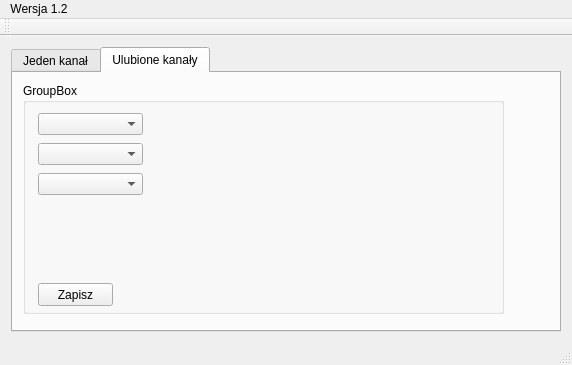
The window that mainwindow.ui (lukaszres/QProgramTV) describes before a commit, drawn with Qt 5.
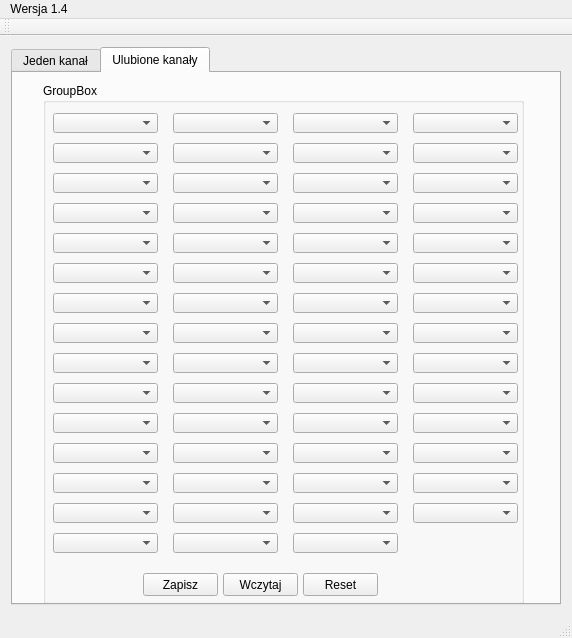
The same window after the commit. The open tabs and pages were chosen to show the change. Icons and pictures are not drawn.

The edit to the form file:
```diff
--- a/mainwindow.ui
+++ b/mainwindow.ui
@@ -7,7 +7,7 @@
     <x>0</x>
     <y>0</y>
     <width>572</width>
-    <height>365</height>
+    <height>638</height>
    </rect>
   </property>
   <property name="windowTitle">
@@ -171,10 +171,10 @@
        <widget class="QGroupBox" name="groupBox_2">
         <property name="geometry">
          <rect>
-          <x>10</x>
+          <x>30</x>
           <y>10</y>
           <width>481</width>
-          <height>231</height>
+          <height>521</height>
          </rect>
         </property>
         <property name="title">
@@ -183,38 +183,38 @@
         <widget class="QComboBox" name="comboBox_3">
          <property name="geometry">
           <rect>
-           <x>15</x>
+           <x>10</x>
            <y>30</y>
            <width>105</width>
-           <height>22</height>
+           <height>20</height>
           </rect>
          </property>
         </widget>
         <widget class="QComboBox" name="comboBox_4">
          <property name="geometry">
           <rect>
-           <x>15</x>
-           <y>60</y>
+           <x>130</x>
+           <y>30</y>
            <width>105</width>
-           <height>22</height>
+           <height>20</height>
           </rect>
          </property>
         </widget>
         <widget class="QComboBox" name="comboBox_5">
          <property name="geometry">
           <rect>
-           <x>15</x>
-           <y>90</y>
+           <x>250</x>
+           <y>30</y>
            <width>105</width>
-           <height>22</height>
+           <height>20</height>
           </rect>
          </property>
         </widget>
         <widget class="QPushButton" name="pushButtonSave">
          <property name="geometry">
           <rect>
-           <x>15</x>
-           <y>200</y>
+           <x>100</x>
+           <y>490</y>
            <width>75</width>
            <height>23</height>
           </rect>
@@ -223,6 +223,592 @@
           <string>Zapisz</string>
          </property>
         </widget>
+        <widget class="QComboBox" name="comboBox_6">
+         <property name="geometry">
+          <rect>
+           <x>370</x>
+           <y>30</y>
+           <width>105</width>
+           <height>20</height>
+          </rect>
+         </property>
+        </widget>
+        <widget class="QComboBox" name="comboBox_7">
+         <property name="geometry">
+          <rect>
+           <x>10</x>
+           <y>60</y>
+           <width>105</width>
+           <height>20</height>
+          </rect>
+         </property>
+        </widget>
+        <widget class="QComboBox" name="comboBox_8">
+         <property name="geometry">
+          <rect>
+           <x>130</x>
+           <y>60</y>
+           <width>105</width>
+           <height>20</height>
+          </rect>
+         </property>
+        </widget>
+        <widget class="QComboBox" name="comboBox_9">
+         <property name="geometry">
+          <rect>
+           <x>250</x>
+           <y>60</y>
+           <width>105</width>
+           <height>20</height>
+          </rect>
+         </property>
+        </widget>
+        <widget class="QComboBox" name="comboBox_10">
+         <property name="geometry">
+          <rect>
+           <x>370</x>
+           <y>60</y>
+           <width>105</width>
+           <height>20</height>
+          </rect>
+         </property>
+        </widget>
+        <widget class="QComboBox" name="comboBox_11">
+         <property name="geometry">
+          <rect>
+           <x>10</x>
+           <y>90</y>
+           <width>105</width>
+           <height>20</height>
+          </rect>
+         </property>
+        </widget>
+        <widget class="QComboBox" name="comboBox_12">
+         <property name="geometry">
+          <rect>
+           <x>130</x>
+           <y>90</y>
+           <width>105</width>
+           <height>20</height>
+          </rect>
+         </property>
+        </widget>
+        <widget class="QComboBox" name="comboBox_13">
+         <property name="geometry">
+          <rect>
+           <x>250</x>
+           <y>90</y>
+           <width>105</width>
+           <height>20</height>
+          </rect>
+         </property>
+        </widget>
+        <widget class="QComboBox" name="comboBox_14">
+         <property name="geometry">
+          <rect>
+           <x>370</x>
+           <y>90</y>
+           <width>105</width>
+           <height>20</height>
+          </rect>
+         </property>
+        </widget>
+        <widget class="QComboBox" name="comboBox_15">
+         <property name="geometry">
+          <rect>
+           <x>10</x>
+           <y>120</y>
+           <width>105</width>
+           <height>20</height>
+          </rect>
+         </property>
+        </widget>
+        <widget class="QComboBox" name="comboBox_16">
+         <property name="geometry">
+          <rect>
+           <x>130</x>
+           <y>120</y>
+           <width>105</width>
+           <height>20</height>
+          </rect>
+         </property>
+        </widget>
+        <widget class="QComboBox" name="comboBox_17">
+         <property name="geometry">
+          <rect>
+           <x>250</x>
+           <y>120</y>
+           <width>105</width>
+           <height>20</height>
+          </rect>
+         </property>
+        </widget>
+        <widget class="QComboBox" name="comboBox_18">
+         <property name="geometry">
+          <rect>
+           <x>370</x>
+           <y>120</y>
+           <width>105</width>
+           <height>20</height>
+          </rect>
+         </property>
+        </widget>
+        <widget class="QComboBox" name="comboBox_19">
+         <property name="geometry">
+          <rect>
+           <x>10</x>
+           <y>150</y>
+           <width>105</width>
+           <height>20</height>
+          </rect>
+         </property>
+        </widget>
+        <widget class="QComboBox" name="comboBox_20">
+         <property name="geometry">
+          <rect>
+           <x>130</x>
+           <y>150</y>
+           <width>105</width>
+           <height>20</height>
+          </rect>
+         </property>
+        </widget>
+        <widget class="QComboBox" name="comboBox_21">
+         <property name="geometry">
+          <rect>
+           <x>250</x>
+           <y>150</y>
+           <width>105</width>
+           <height>20</height>
+          </rect>
+         </property>
+        </widget>
+        <widget class="QComboBox" name="comboBox_22">
+         <property name="geometry">
+          <rect>
+           <x>370</x>
+           <y>150</y>
+           <width>105</width>
+           <height>20</height>
+          </rect>
+         </property>
+        </widget>
+        <widget class="QComboBox" name="comboBox_23">
+         <property name="geometry">
+          <rect>
+           <x>10</x>
+           <y>180</y>
+           <width>105</width>
+           <height>20</height>
+          </rect>
+         </property>
+        </widget>
+        <widget class="QComboBox" name="comboBox_24">
+         <property name="geometry">
+          <rect>
+           <x>130</x>
+           <y>180</y>
+           <width>105</width>
+           <height>20</height>
+          </rect>
+         </property>
+        </widget>
+        <widget class="QComboBox" name="comboBox_25">
+         <property name="geometry">
+          <rect>
+           <x>250</x>
+           <y>180</y>
+           <width>105</width>
+           <height>20</height>
+          </rect>
+         </property>
+        </widget>
+        <widget class="QComboBox" name="comboBox_26">
+         <property name="geometry">
+          <rect>
+           <x>370</x>
+           <y>180</y>
+           <width>105</width>
+           <height>20</height>
+          </rect>
+         </property>
+        </widget>
+        <widget class="QComboBox" name="comboBox_27">
+         <property name="geometry">
+          <rect>
+           <x>10</x>
+           <y>210</y>
+           <width>105</width>
+           <height>20</height>
+          </rect>
+         </property>
+        </widget>
+        <widget class="QComboBox" name="comboBox_28">
+         <property name="geometry">
+          <rect>
+           <x>130</x>
+           <y>210</y>
+           <width>105</width>
+           <height>20</height>
+          </rect>
+         </property>
+        </widget>
+        <widget class="QComboBox" name="comboBox_29">
+         <property name="geometry">
+          <rect>
+           <x>250</x>
+           <y>210</y>
+           <width>105</width>
+           <height>20</height>
+          </rect>
+         </property>
+        </widget>
+        <widget class="QComboBox" name="comboBox_30">
+         <property name="geometry">
+          <rect>
+           <x>370</x>
+           <y>210</y>
+           <width>105</width>
+           <height>20</height>
+          </rect>
+         </property>
+        </widget>
+        <widget class="QComboBox" name="comboBox_31">
+         <property name="geometry">
+          <rect>
+           <x>10</x>
+           <y>240</y>
+           <width>105</width>
+           <height>20</height>
+          </rect>
+         </property>
+        </widget>
+        <widget class="QComboBox" name="comboBox_32">
+         <property name="geometry">
+          <rect>
+           <x>130</x>
+           <y>240</y>
+           <width>105</width>
+           <height>20</height>
+          </rect>
+         </property>
+        </widget>
+        <widget class="QComboBox" name="comboBox_33">
+         <property name="geometry">
+          <rect>
+           <x>250</x>
+           <y>240</y>
+           <width>105</width>
+           <height>20</height>
+          </rect>
+         </property>
+        </widget>
+        <widget class="QComboBox" name="comboBox_34">
+         <property name="geometry">
+          <rect>
+           <x>370</x>
+           <y>240</y>
+           <width>105</width>
+           <height>20</height>
+          </rect>
+         </property>
+        </widget>
+        <widget class="QComboBox" name="comboBox_35">
+         <property name="geometry">
+          <rect>
+           <x>10</x>
+           <y>270</y>
+           <width>105</width>
+           <height>20</height>
+          </rect>
+         </property>
+        </widget>
+        <widget class="QComboBox" name="comboBox_36">
+         <property name="geometry">
+          <rect>
+           <x>130</x>
+           <y>270</y>
+           <width>105</width>
+           <height>20</height>
+          </rect>
+         </property>
+        </widget>
+        <widget class="QComboBox" name="comboBox_37">
+         <property name="geometry">
+          <rect>
+           <x>250</x>
+           <y>270</y>
+           <width>105</width>
+           <height>20</height>
+          </rect>
+         </property>
+        </widget>
+        <widget class="QComboBox" name="comboBox_38">
+         <property name="geometry">
+          <rect>
+           <x>370</x>
+           <y>270</y>
+           <width>105</width>
+           <height>20</height>
+          </rect>
+         </property>
+        </widget>
+        <widget class="QComboBox" name="comboBox_39">
+         <property name="geometry">
+          <rect>
+           <x>10</x>
+           <y>300</y>
+           <width>105</width>
+           <height>20</height>
+          </rect>
+         </property>
+        </widget>
+        <widget class="QComboBox" name="comboBox_40">
+         <property name="geometry">
+          <rect>
+           <x>130</x>
+           <y>300</y>
+           <width>105</width>
+           <height>20</height>
+          </rect>
+         </property>
+        </widget>
+        <widget class="QComboBox" name="comboBox_41">
+         <property name="geometry">
+          <rect>
+           <x>250</x>
+           <y>300</y>
+           <width>105</width>
+           <height>20</height>
+          </rect>
+         </property>
+        </widget>
+        <widget class="QComboBox" name="comboBox_42">
+         <property name="geometry">
+          <rect>
+           <x>370</x>
+           <y>300</y>
+           <width>105</width>
+           <height>20</height>
+          </rect>
+         </property>
+        </widget>
+        <widget class="QComboBox" name="comboBox_43">
+         <property name="geometry">
+          <rect>
+           <x>10</x>
+           <y>330</y>
+           <width>105</width>
+           <height>20</height>
+          </rect>
+         </property>
+        </widget>
+        <widget class="QComboBox" name="comboBox_44">
+         <property name="geometry">
+          <rect>
+           <x>130</x>
+           <y>330</y>
+           <width>105</width>
+           <height>20</height>
+          </rect>
+         </property>
+        </widget>
+        <widget class="QComboBox" name="comboBox_45">
+         <property name="geometry">
+          <rect>
+           <x>250</x>
+           <y>330</y>
+           <width>105</width>
+           <height>20</height>
+          </rect>
+         </property>
+        </widget>
+        <widget class="QComboBox" name="comboBox_46">
+         <property name="geometry">
+          <rect>
+           <x>370</x>
+           <y>330</y>
+           <width>105</width>
+           <height>20</height>
+          </rect>
+         </property>
+        </widget>
+        <widget class="QComboBox" name="comboBox_47">
+         <property name="geometry">
+          <rect>
+           <x>10</x>
+           <y>360</y>
+           <width>105</width>
+           <height>20</height>
+          </rect>
+         </property>
+        </widget>
+        <widget class="QComboBox" name="comboBox_48">
+         <property name="geometry">
+          <rect>
+           <x>130</x>
+           <y>360</y>
+           <width>105</width>
+           <height>20</height>
+          </rect>
+         </property>
+        </widget>
+        <widget class="QComboBox" name="comboBox_49">
+         <property name="geometry">
+          <rect>
+           <x>250</x>
+           <y>360</y>
+           <width>105</width>
+           <height>20</height>
+          </rect>
+         </property>
+        </widget>
+        <widget class="QComboBox" name="comboBox_50">
+         <property name="geometry">
+          <rect>
+           <x>370</x>
+           <y>360</y>
+           <width>105</width>
+           <height>20</height>
+          </rect>
+         </property>
+        </widget>
+        <widget class="QComboBox" name="comboBox_51">
+         <property name="geometry">
+          <rect>
+           <x>10</x>
+           <y>390</y>
+           <width>105</width>
+           <height>20</height>
+          </rect>
+         </property>
+        </widget>
+        <widget class="QComboBox" name="comboBox_52">
+         <property name="geometry">
+          <rect>
+           <x>130</x>
+           <y>390</y>
+           <width>105</width>
+           <height>20</height>
+          </rect>
+         </property>
+        </widget>
+        <widget class="QComboBox" name="comboBox_53">
+         <property name="geometry">
+          <rect>
+           <x>250</x>
+           <y>390</y>
+           <width>105</width>
+           <height>20</height>
+          </rect>
+         </property>
+        </widget>
+        <widget class="QComboBox" name="comboBox_54">
+         <property name="geometry">
+          <rect>
+           <x>370</x>
+           <y>390</y>
+           <width>105</width>
+           <height>20</height>
+          </rect>
+         </property>
+        </widget>
+        <widget class="QComboBox" name="comboBox_55">
+         <property name="geometry">
+          <rect>
+           <x>10</x>
+           <y>420</y>
+           <width>105</width>
+           <height>20</height>
+          </rect>
+         </property>
+        </widget>
+        <widget class="QComboBox" name="comboBox_56">
+         <property name="geometry">
+          <rect>
+           <x>130</x>
+           <y>420</y>
+           <width>105</width>
+           <height>20</height>
+          </rect>
+         </property>
+        </widget>
+        <widget class="QComboBox" name="comboBox_57">
+         <property name="geometry">
+          <rect>
+           <x>250</x>
+           <y>420</y>
+           <width>105</width>
+           <height>20</height>
+          </rect>
+         </property>
+        </widget>
+        <widget class="QComboBox" name="comboBox_58">
+         <property name="geometry">
+          <rect>
+           <x>370</x>
+           <y>420</y>
+           <width>105</width>
+           <height>20</height>
+          </rect>
+         </property>
+        </widget>
+        <widget class="QComboBox" name="comboBox_59">
+         <property name="geometry">
+          <rect>
+           <x>10</x>
+           <y>450</y>
+           <width>105</width>
+           <height>20</height>
+          </rect>
+         </property>
+        </widget>
+        <widget class="QComboBox" name="comboBox_60">
+         <property name="geometry">
+          <rect>
+           <x>130</x>
+           <y>450</y>
+           <width>105</width>
+           <height>20</height>
+          </rect>
+         </property>
+        </widget>
+        <widget class="QComboBox" name="comboBox_61">
+         <property name="geometry">
+          <rect>
+           <x>250</x>
+           <y>450</y>
+           <width>105</width>
+           <height>20</height>
+          </rect>
+         </property>
+        </widget>
+        <widget class="QPushButton" name="pushButtonReset">
+         <property name="geometry">
+          <rect>
+           <x>260</x>
+           <y>490</y>
+           <width>75</width>
+           <height>23</height>
+          </rect>
+         </property>
+         <property name="text">
+          <string>Reset</string>
+         </property>
+        </widget>
+        <widget class="QPushButton" name="pushButtonLoad">
+         <property name="geometry">
+          <rect>
+           <x>180</x>
+           <y>490</y>
+           <width>75</width>
+           <height>23</height>
+          </rect>
+         </property>
+         <property name="text">
+          <string>Wczytaj</string>
+         </property>
+        </widget>
        </widget>
       </widget>
      </widget>
@@ -240,7 +826,7 @@
    </property>
    <widget class="QMenu" name="menuWersja_1_0">
     <property name="title">
-     <string>Wersja 1.2</string>
+     <string>Wersja 1.4</string>
     </property>
    </widget>
    <addaction name="menuWersja_1_0"/>
```
Left out of the diff: 88 changed lines with no effect on the pictures.
